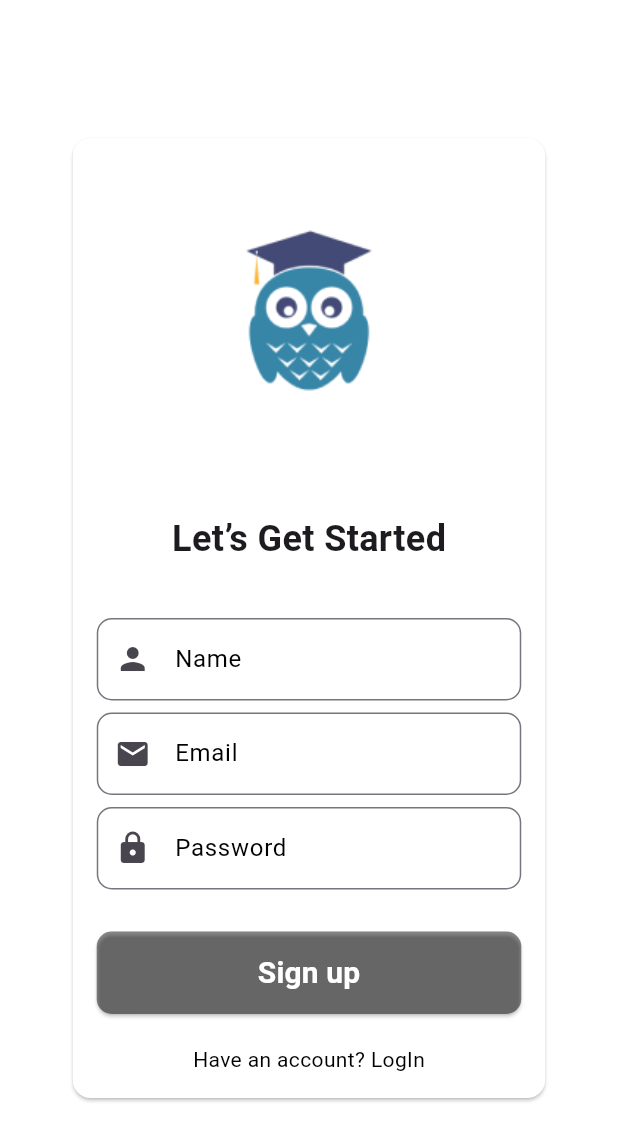
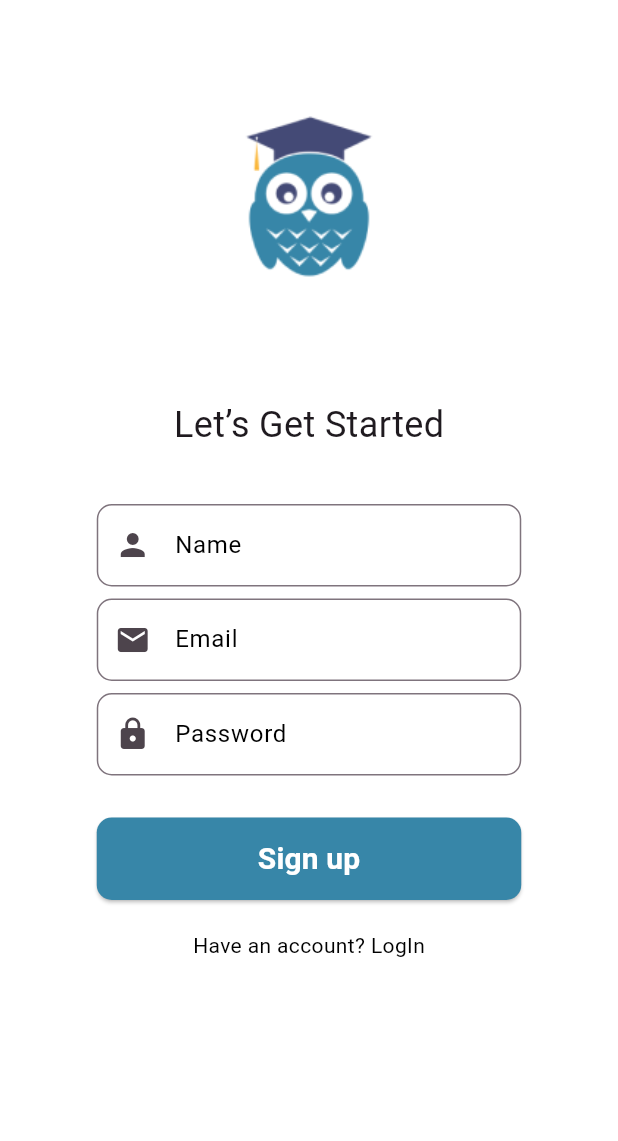
Before and after one commit to ali-mansour21/Studify-App, a Flutter app: the screen it shows after launch, after a tap on "New user? Sign Up", on a phone screen of 412 x 824 dp. Shown: the top 1141 px of the screen. Run offline on Flutter 3.47's test engine with Material 3 defaults, Android fonts, the phone set to English and light mode, and no system bars.

Commit message:
Add the colors and fix the sizes

```diff
--- a/mobile/lib/main.dart
+++ b/mobile/lib/main.dart
@@ -15,9 +15,7 @@ class MyApp extends StatelessWidget {
       title: 'Flutter Demo',
       theme: ThemeData(
           useMaterial3: true,
-          scaffoldBackgroundColor: Colors.white,
-          cardColor: Colors.white,
-          cardTheme: const CardTheme(color: Colors.white)),
+          colorScheme: ColorScheme.fromSeed(seedColor: Colors.purple)),
       routes: {
         '/': (context) => const LoginScreen(),
         '/register': (context) => const RegisterScreen()
--- a/mobile/lib/screens/login_screen.dart
+++ b/mobile/lib/screens/login_screen.dart
@@ -27,7 +27,7 @@ class LoginScreen extends StatelessWidget {
               ),
               const SizedBox(height: 20),
               MainButton(
-                  buttonColor: Colors.black,
+                  buttonColor: const Color(0xFF3786A8),
                   buttonText: "Log in",
                   onPressed: () {}),
               const SizedBox(height: 20),
--- a/mobile/lib/screens/register_screen.dart
+++ b/mobile/lib/screens/register_screen.dart
@@ -33,7 +33,7 @@ class RegisterScreen extends StatelessWidget {
             ),
             const SizedBox(height: 20),
             MainButton(
-              buttonColor: Colors.black45,
+              buttonColor: const Color(0xFF3786A8),
               buttonText: "Sign up",
               onPressed: () {
                 // Insert sign-up logic here
--- a/mobile/lib/widgets/auth_layout.dart
+++ b/mobile/lib/widgets/auth_layout.dart
@@ -4,6 +4,7 @@ class AuthLayout extends StatelessWidget {
   final Widget child;
   final String imagePath;
   final String title;
+
   const AuthLayout({
     super.key,
     required this.child,
@@ -13,12 +14,25 @@ class AuthLayout extends StatelessWidget {
 
   @override
   Widget build(BuildContext context) {
+    // Calculate the screen size
+    final size = MediaQuery.of(context).size;
+
     return Scaffold(
+      resizeToAvoidBottomInset:
+          true, // Make sure the scaffold resizes when keyboard is shown
       backgroundColor: Colors.white,
       body: Center(
-        child: Card(
-          color: const Color(0xFFFFFFFF),
-          margin: const EdgeInsets.all(16.0),
+        child: SingleChildScrollView(
+          // This enables scrolling
+          padding: const EdgeInsets.all(16.0),
+          child: ConstrainedBox(
+            constraints: BoxConstraints(
+              minHeight: size.height -
+                  MediaQuery.of(context)
+                      .viewInsets
+                      .bottom, // Adjust the height according to the keyboard presence
+            ),
+            child: IntrinsicHeight(
               child: Column(
                 mainAxisSize: MainAxisSize.min,
                 children: <Widget>[
@@ -28,12 +42,12 @@ class AuthLayout extends StatelessWidget {
                     height: 230,
                   ),
                   const SizedBox(height: 20),
-              Text(title,
-                  style: const TextStyle(
-                      fontSize: 24, fontWeight: FontWeight.w600)),
+                  Text(title, style: const TextStyle(fontSize: 24)),
                   const SizedBox(height: 20),
-              child, // Insert the custom child widget here
+                  child, // The child passed in as parameter
                 ],
+              ),
+            ),
           ),
         ),
       ),
```
Lines whose indentation alone changed are shown as unchanged.
